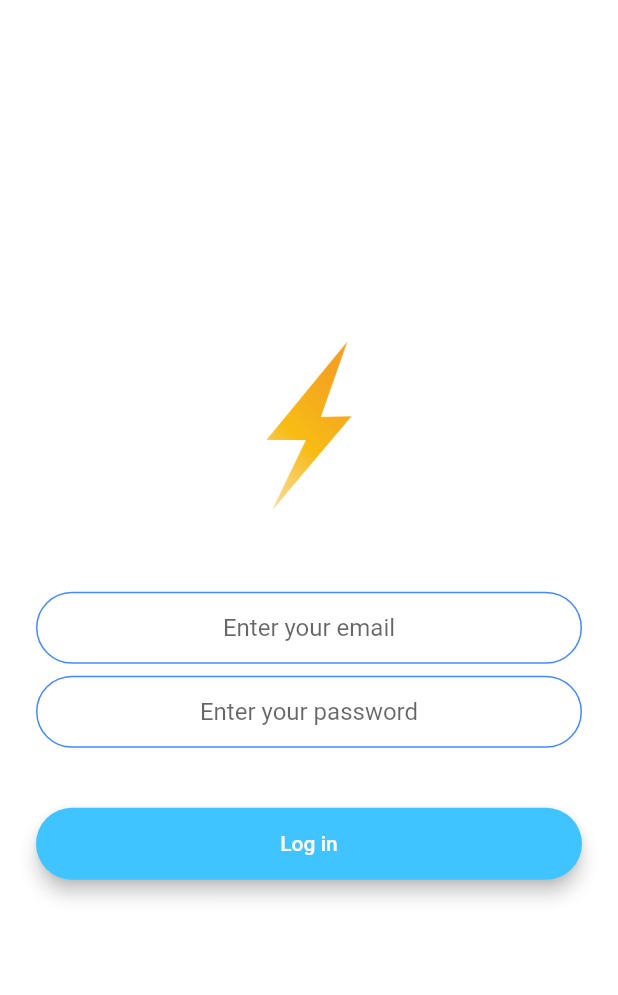
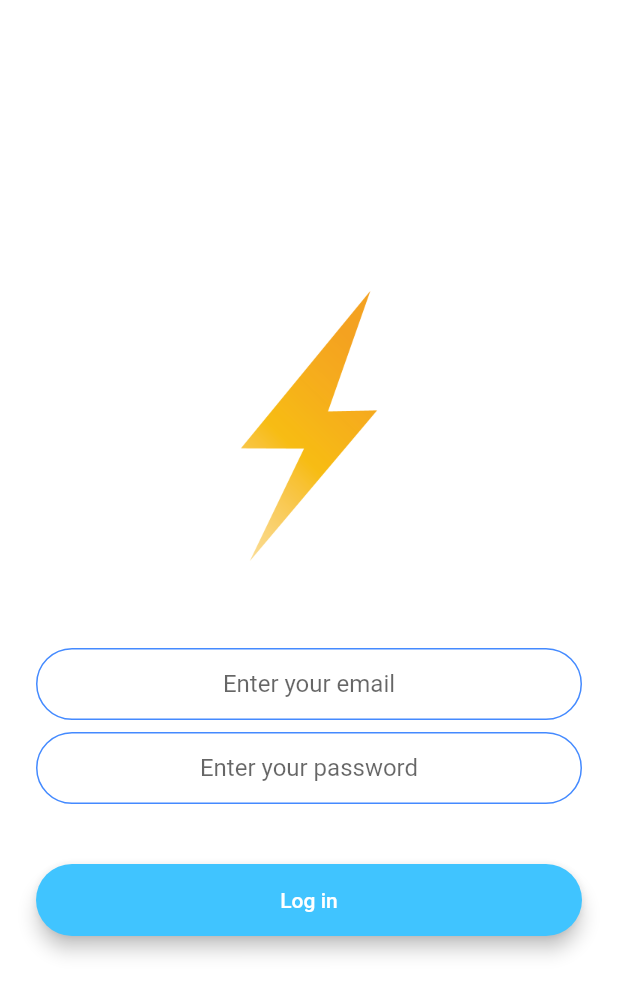
Before and after one commit to zexes/flash_chat, a Flutter app: the LoginScreen screen opened by its route, on a phone screen of 412 x 824 dp. Shown: the top 995 px of the screen. Run offline on Flutter 3.47's test engine with Material 2 defaults, Android fonts, the light colour scheme and no system bars; our stand-ins replace animated_text_kit, cloud_firestore, firebase_auth, modal_progress_hud; accounts and stored records are empty.

Commit message:
overflowing flash icon fixed. closes #11

```diff
--- a/lib/screens/login_screen.dart
+++ b/lib/screens/login_screen.dart
@@ -49,11 +49,13 @@ class _LoginScreenState extends State<LoginScreen> {
             mainAxisAlignment: MainAxisAlignment.center,
             crossAxisAlignment: CrossAxisAlignment.stretch,
             children: <Widget>[
-              Hero(
-                tag: 'logo',
-                child: Container(
-                  height: 125.0,
-                  child: Image.asset('images/logo.png'),
+              Flexible(
+                child: Hero(
+                  tag: 'logo',
+                  child: Container(
+                    height: 200.0,
+                    child: Image.asset('images/logo.png'),
+                  ),
                 ),
               ),
               SizedBox(
```
Also changed, not shown: lib/screens/registration_screen.dart (+7 -5 lines).
